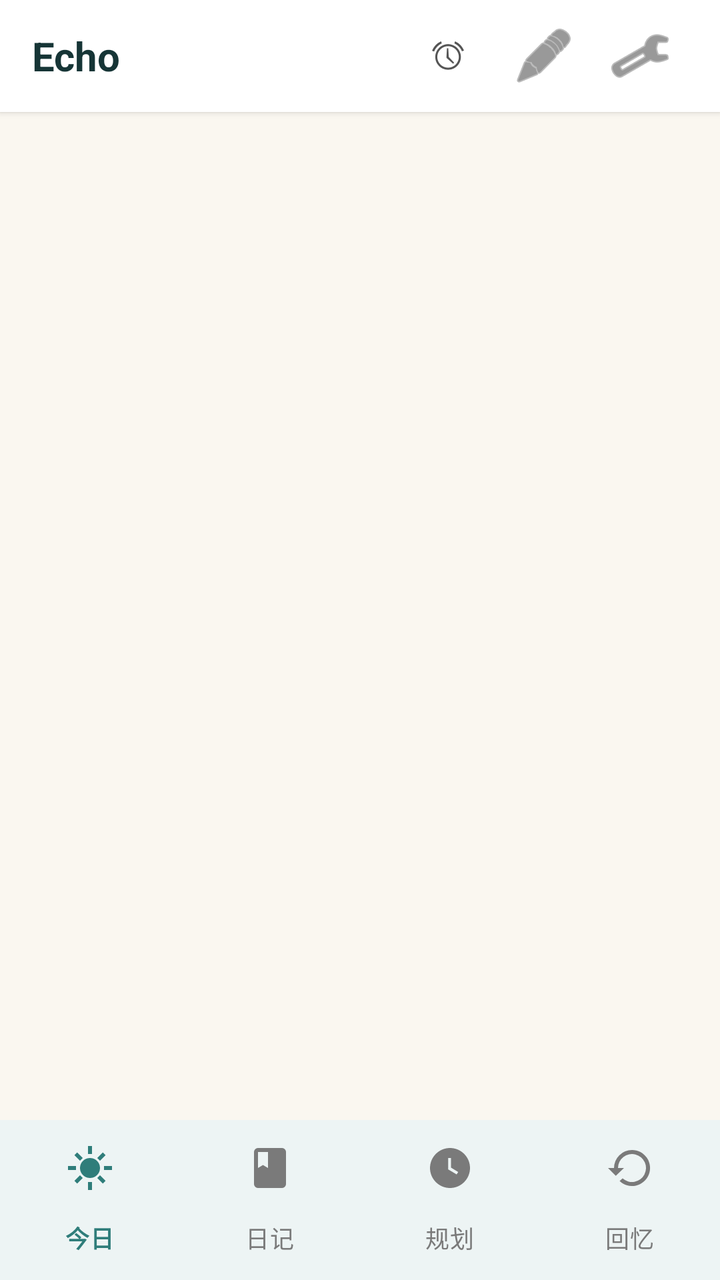
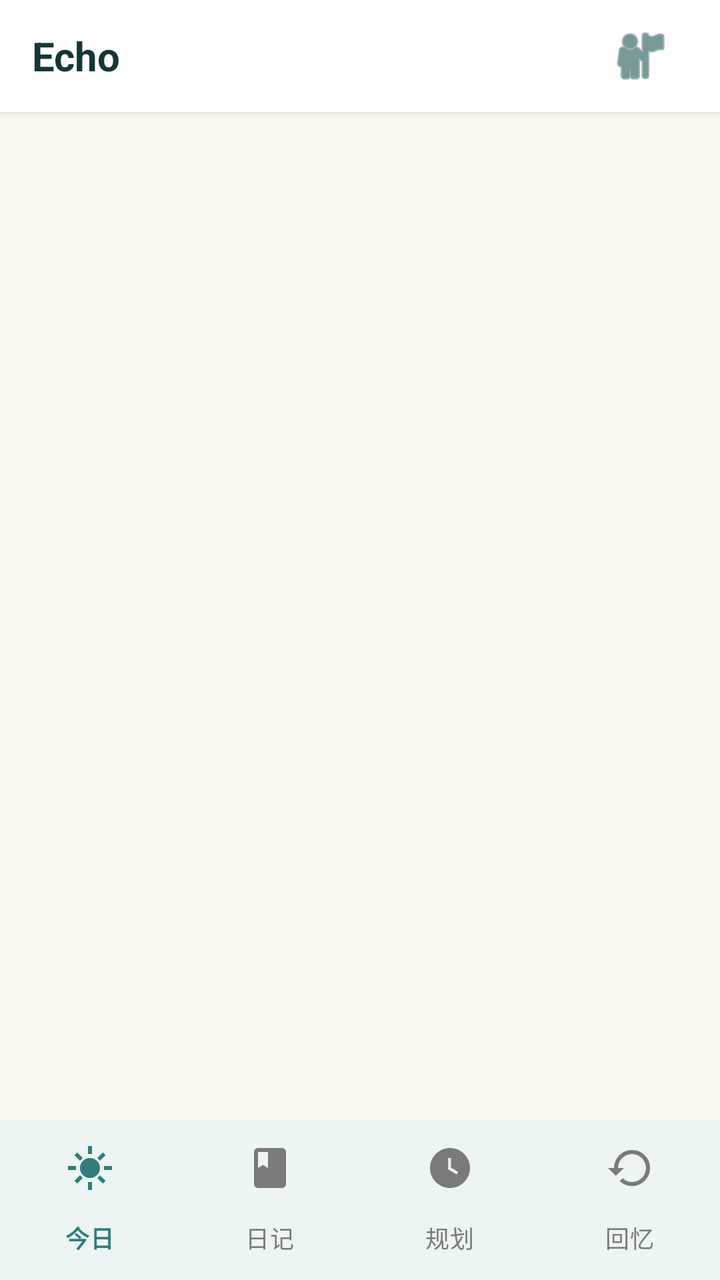

Compare the two renders of this Android layout. The source of the first and the diff that turns it into the second are given below.
<!-- AndroidManifest.xml: application theme Theme.MyApplication -->
<!-- res/layout/activity_main.xml -->
<?xml version="1.0" encoding="utf-8"?>
<androidx.coordinatorlayout.widget.CoordinatorLayout xmlns:android="http://schemas.android.com/apk/res/android"
    xmlns:app="http://schemas.android.com/apk/res-auto"
    xmlns:tools="http://schemas.android.com/tools"
    android:id="@+id/root_main"
    android:layout_width="match_parent"
    android:layout_height="match_parent"
    android:background="#FAF7F0">

    <LinearLayout
        android:layout_width="match_parent"
        android:layout_height="match_parent"
        android:orientation="vertical">

        
        <LinearLayout
            android:layout_width="match_parent"
            android:layout_height="56dp"
            android:orientation="horizontal"
            android:gravity="center_vertical"
            android:paddingHorizontal="16dp"
            android:background="@android:color/white"
            android:elevation="2dp">

            <TextView
                android:layout_width="0dp"
                android:layout_height="wrap_content"
                android:layout_weight="1"
                android:text="@string/app_title"
                android:textSize="20sp"
                android:textStyle="bold"
                android:textColor="#163536"
                tools:ignore="VisualLintSystemUi" />

            <ImageButton
                android:id="@+id/btn_schedules"
                android:layout_width="48dp"
                android:layout_height="48dp"
                android:padding="10dp"
                android:background="?android:attr/selectableItemBackgroundBorderless"
                android:src="@android:drawable/ic_lock_idle_alarm"
                android:contentDescription="@string/schedule_list_title"
                android:onClick="openSchedules"
                app:tint="#555555" />

            <ImageButton
                android:id="@+id/btn_workspace_files"
                android:layout_width="48dp"
                android:layout_height="48dp"
                android:padding="10dp"
                android:background="?android:attr/selectableItemBackgroundBorderless"
                android:src="@android:drawable/ic_menu_edit"
                android:contentDescription="@string/workspace_files_title"
                android:onClick="openWorkspaceFiles"
                app:tint="#555555" />

            <ImageButton
                android:id="@+id/btn_settings"
                android:layout_width="48dp"
                android:layout_height="48dp"
                android:padding="8dp"
                android:background="?android:attr/selectableItemBackgroundBorderless"
                android:src="@android:drawable/ic_menu_preferences"
                android:contentDescription="@string/settings"
                android:onClick="openSettings"
                app:tint="#555555" />
        </LinearLayout>

        
        <LinearLayout
            android:id="@+id/weather_bar"
            android:layout_width="match_parent"
            android:layout_height="40dp"
            android:orientation="horizontal"
            android:gravity="center_vertical"
            android:paddingHorizontal="16dp"
            android:background="#F0F4F8"
            android:visibility="gone">

            <TextView
                android:id="@+id/weather_icon"
                android:layout_width="wrap_content"
                android:layout_height="wrap_content"
                android:textSize="20sp"
                android:layout_marginEnd="8dp" />

            <TextView
                android:id="@+id/weather_info"
                android:layout_width="0dp"
                android:layout_height="wrap_content"
                android:layout_weight="1"
                android:textSize="13sp"
                android:textColor="#555"
                android:maxLines="1"
                android:ellipsize="end" />
        </LinearLayout>

        
        <FrameLayout
            android:id="@+id/fragment_container"
            android:layout_width="match_parent"
            android:layout_height="0dp"
            android:layout_weight="1"
            android:paddingBottom="64dp" />
    </LinearLayout>

    
    <com.google.android.material.bottomnavigation.BottomNavigationView
        android:id="@+id/bottom_navigation"
        android:layout_width="match_parent"
        android:layout_height="wrap_content"
        android:layout_gravity="bottom"
        android:background="@android:color/white"
        app:menu="@menu/bottom_nav"
        app:labelVisibilityMode="labeled"
        app:itemIconTint="@color/bottom_nav_selector"
        app:itemTextColor="@color/bottom_nav_selector" />

</androidx.coordinatorlayout.widget.CoordinatorLayout>
<!-- resources referenced by this layout -->
<resources>
  <string name="app_title">Echo</string>
  <string name="schedule_list_title">⏰ 定时提醒</string>
  <string name="settings">设置</string>
  <string name="workspace_files_title">工作区文件</string>
  <style name="Theme.MyApplication" parent="Base.Theme.MyApplication" />
  <style name="Base.Theme.MyApplication" parent="Theme.Material3.DayNight.NoActionBar">
          <item name="colorPrimary">@color/echo_primary</item>
          <item name="colorPrimaryDark">@color/echo_primary_dark</item>
          <item name="colorAccent">@color/echo_primary</item>
          <item name="android:colorBackground">@color/echo_background</item>
          <item name="colorSurface">@color/echo_surface</item>
          <item name="colorOnPrimary">@color/white</item>
          <item name="colorOnSurface">@color/echo_text_primary</item>
      </style>
  <color name="echo_primary">#2F7D7A</color>
  <color name="echo_primary_dark">#1E5553</color>
  <color name="echo_background">#FAF7F0</color>
  <color name="echo_surface">#FFFFFF</color>
  <color name="white">#FFFFFFFF</color>
  <color name="echo_text_primary">#163536</color>
</resources>

<!-- the commit's change to res/layout/activity_main.xml (unified diff, before → after) -->
@@ -13,6 +13,7 @@
         android:orientation="vertical">
 
         
+
         <LinearLayout
             android:layout_width="match_parent"
             android:layout_height="56dp"
@@ -27,43 +28,22 @@
                 android:layout_height="wrap_content"
                 android:layout_weight="1"
                 android:text="@string/app_title"
+                android:textColor="#163536"
                 android:textSize="20sp"
                 android:textStyle="bold"
-                android:textColor="#163536"
                 tools:ignore="VisualLintSystemUi" />
 
             <ImageButton
-                android:id="@+id/btn_schedules"
+                android:id="@+id/btn_profile"
                 android:layout_width="48dp"
                 android:layout_height="48dp"
+                android:background="?android:attr/selectableItemBackgroundBorderless"
+                android:contentDescription="@string/profile_entry"
                 android:padding="10dp"
-                android:background="?android:attr/selectableItemBackgroundBorderless"
-                android:src="@android:drawable/ic_lock_idle_alarm"
-                android:contentDescription="@string/schedule_list_title"
-                android:onClick="openSchedules"
-                app:tint="#555555" />
+                android:src="@android:drawable/ic_menu_myplaces"
+                app:tint="#1E5553" />
 
-            <ImageButton
-                android:id="@+id/btn_workspace_files"
-                android:layout_width="48dp"
-                android:layout_height="48dp"
-                android:padding="10dp"
-                android:background="?android:attr/selectableItemBackgroundBorderless"
-                android:src="@android:drawable/ic_menu_edit"
-                android:contentDescription="@string/workspace_files_title"
-                android:onClick="openWorkspaceFiles"
-                app:tint="#555555" />
-
-            <ImageButton
-                android:id="@+id/btn_settings"
-                android:layout_width="48dp"
-                android:layout_height="48dp"
-                android:padding="8dp"
-                android:background="?android:attr/selectableItemBackgroundBorderless"
-                android:src="@android:drawable/ic_menu_preferences"
-                android:contentDescription="@string/settings"
-                android:onClick="openSettings"
-                app:tint="#555555" />
+            
         </LinearLayout>
 
         
@@ -114,6 +94,7 @@
         app:menu="@menu/bottom_nav"
         app:labelVisibilityMode="labeled"
         app:itemIconTint="@color/bottom_nav_selector"
-        app:itemTextColor="@color/bottom_nav_selector" />
+        app:itemTextColor="@color/bottom_nav_selector"
+        tools:ignore="VisualLintBottomNav" />
 
 </androidx.coordinatorlayout.widget.CoordinatorLayout>
<!-- resource entries referenced after the edit -->
@@ -1,9 +1,7 @@
 <!-- resources referenced by this layout -->
 <resources>
   <string name="app_title">Echo</string>
-  <string name="schedule_list_title">⏰ 定时提醒</string>
-  <string name="settings">设置</string>
-  <string name="workspace_files_title">工作区文件</string>
+  <string name="profile_entry">个人中心</string>
   <style name="Theme.MyApplication" parent="Base.Theme.MyApplication" />
   <style name="Base.Theme.MyApplication" parent="Theme.Material3.DayNight.NoActionBar">
           <item name="colorPrimary">@color/echo_primary</item>
